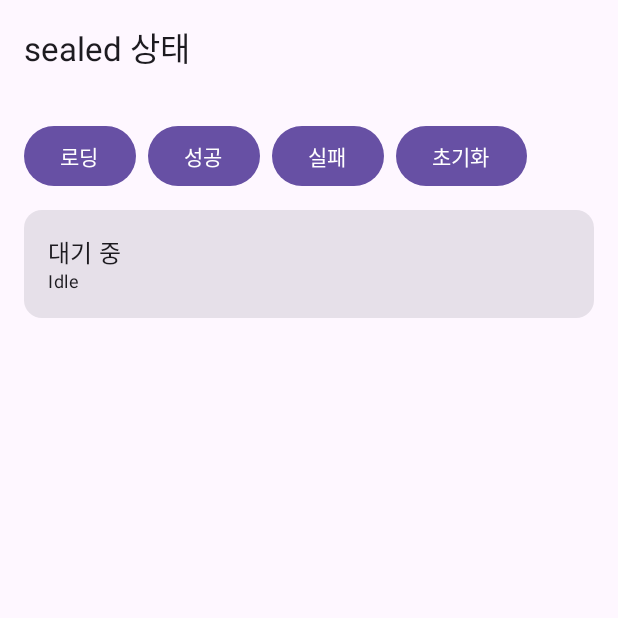
After one commit to 92hoy/kotlin_tutorial, an Android app built with Jetpack Compose: the composable SealedStateDemo shown on its own in the app's theme, on a phone screen of 412 x 824 dp, the top half of it. The commit adds this screen. Run offline under Robolectric (Android 15) with nearby library versions, the phone set to English and light mode, and no system bars.

Commit message:
feat: sealed 상태 데모 화면 추가

```diff
--- /dev/null
+++ b/app/src/main/java/com/example/kotlintutorial/ui/demo/SealedStateDemo.kt
@@ -0,0 +1,88 @@
+package com.example.kotlintutorial.ui.demo
+
+import androidx.compose.foundation.layout.Arrangement
+import androidx.compose.foundation.layout.Column
+import androidx.compose.foundation.layout.Row
+import androidx.compose.foundation.layout.fillMaxWidth
+import androidx.compose.foundation.layout.padding
+import androidx.compose.material3.Button
+import androidx.compose.material3.Card
+import androidx.compose.material3.CircularProgressIndicator
+import androidx.compose.material3.MaterialTheme
+import androidx.compose.material3.Text
+import androidx.compose.runtime.Composable
+import androidx.compose.runtime.getValue
+import androidx.compose.runtime.mutableStateOf
+import androidx.compose.runtime.remember
+import androidx.compose.runtime.setValue
+import androidx.compose.ui.Modifier
+import androidx.compose.ui.unit.dp
+
+/**
+ * 로그인 진행 상태. 가능한 상태를 하위 타입으로 전부 나열한다.
+ *
+ * Kotlin 포인트: `sealed`라서 하위 타입이 같은 모듈 안으로 제한되고,
+ * `when`이 모든 경우를 다뤘는지 컴파일러가 검사한다. Java의 enum은 상태마다 다른 데이터를 못 담음.
+ */
+sealed interface LoginState {
+    /** 아직 시도하지 않은 상태. 데이터 없음이라 object로 선언. */
+    data object Idle : LoginState
+
+    /** 요청 중인 상태. */
+    data object Loading : LoginState
+
+    /**
+     * 성공 상태.
+     *
+     * @property userName 로그인한 사용자 이름.
+     */
+    data class Success(val userName: String) : LoginState
+
+    /**
+     * 실패 상태.
+     *
+     * @property reason 실패 이유.
+     * @property retryCount 지금까지 실패한 횟수.
+     */
+    data class Failure(val reason: String, val retryCount: Int) : LoginState
+}
+
+/**
+ * 상태를 화면에 보여 줄 문장으로 바꾼다.
+ *
+ * Kotlin 포인트: `when`을 식으로 쓰고 else가 없다. 하위 타입을 하나 추가하면 여기서 컴파일 오류가 나서 누락을 막아 줌.
+ * 스마트 캐스트 덕분에 `is Success` 분기에서 `state.userName`을 바로 쓴다.
+ */
+fun describe(state: LoginState): String = when (state) {
+    LoginState.Idle -> "대기 중"
+    LoginState.Loading -> "로그인 중..."
+    is LoginState.Success -> "${state.userName}님 환영합니다"
+    is LoginState.Failure -> "실패(${state.retryCount}회): ${state.reason}"
+}
+
+/**
+ * sealed 상태 데모 화면. 버튼으로 상태를 바꾸고 `when` 분기 결과를 확인한다.
+ */
+@Composable
+fun SealedStateDemo() {
+    var state: LoginState by remember { mutableStateOf(LoginState.Idle) }
+
+    DemoScaffold("sealed 상태") {
+        Row(horizontalArrangement = Arrangement.spacedBy(8.dp)) {
+            Button(onClick = { state = LoginState.Loading }) { Text("로딩") }
+            Button(onClick = { state = LoginState.Success("호영") }) { Text("성공") }
+            Button(onClick = {
+                val count = (state as? LoginState.Failure)?.retryCount ?: 0
+                state = LoginState.Failure("비밀번호 불일치", count + 1)
+            }) { Text("실패") }
+            Button(onClick = { state = LoginState.Idle }) { Text("초기화") }
+        }
+        Card(modifier = Modifier.fillMaxWidth()) {
+            Column(modifier = Modifier.padding(16.dp)) {
+                if (state == LoginState.Loading) CircularProgressIndicator()
+                Text(describe(state), style = MaterialTheme.typography.titleMedium)
+                Text(state.toString(), style = MaterialTheme.typography.bodySmall)
+            }
+        }
+    }
+}
```
Also changed, not shown: app/src/main/java/com/example/kotlintutorial/ui/navigation/Catalog.kt (+7 -0 lines).
